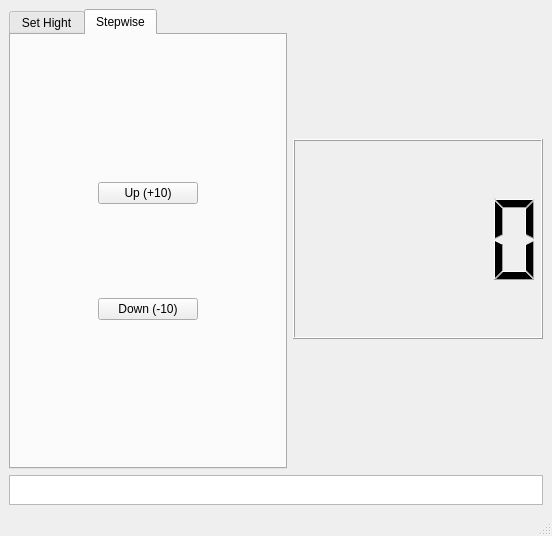
The window that mainwindow.ui (gslg-1/BLETableControl) describes before a commit, drawn with Qt 5.
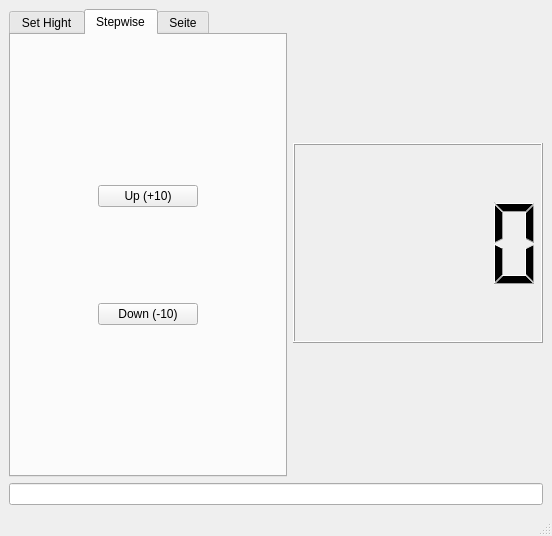
The same window after the commit. The open tabs and pages were chosen to show the change.

Commit message: GUI - Added new tab SetReference

What changed in the file:
```diff
--- a/mainwindow.ui
+++ b/mainwindow.ui
@@ -46,7 +46,10 @@
         <property name="currentIndex">
          <number>1</number>
         </property>
-        <widget class="QWidget" name="tab_default">
+        <property name="movable">
+         <bool>true</bool>
+        </property>
+        <widget class="QWidget" name="tab_SetHight">
          <property name="whatsThis">
           <string/>
          </property>
@@ -232,6 +235,11 @@
           </item>
          </layout>
         </widget>
+        <widget class="QWidget" name="tab_SetReference">
+         <attribute name="title">
+          <string>Seite</string>
+         </attribute>
+        </widget>
        </widget>
       </item>
       <item>
@@ -277,32 +285,7 @@
      </layout>
     </item>
     <item>
-     <widget class="QTextBrowser" name="textBrowser">
-      <property name="sizePolicy">
-       <sizepolicy hsizetype="Expanding" vsizetype="Fixed">
-        <horstretch>0</horstretch>
-        <verstretch>0</verstretch>
-       </sizepolicy>
-      </property>
-      <property name="minimumSize">
-       <size>
-        <width>0</width>
-        <height>20</height>
-       </size>
-      </property>
-      <property name="maximumSize">
-       <size>
-        <width>16777215</width>
-        <height>30</height>
-       </size>
-      </property>
-      <property name="baseSize">
-       <size>
-        <width>0</width>
-        <height>0</height>
-       </size>
-      </property>
-     </widget>
+     <widget class="QLineEdit" name="lineEdit"/>
     </item>
    </layout>
   </widget>
```
Left out of the diff: 4 changed lines with no effect on the pictures.
